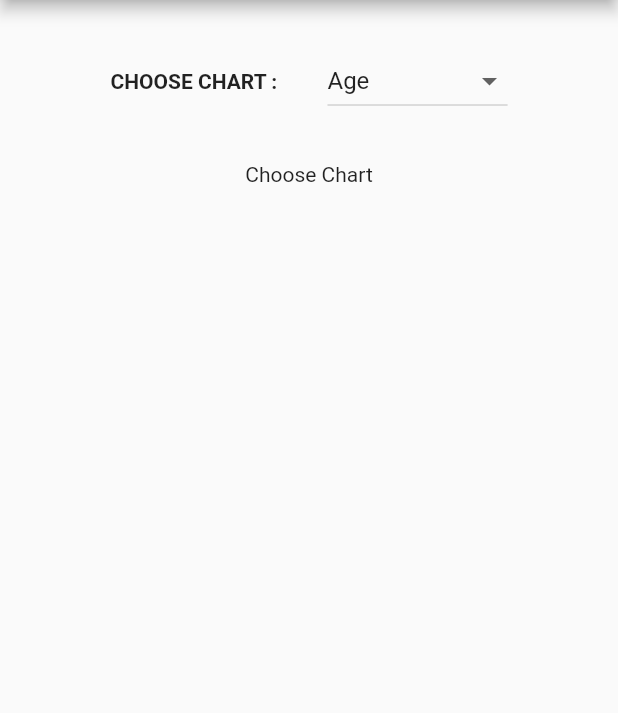
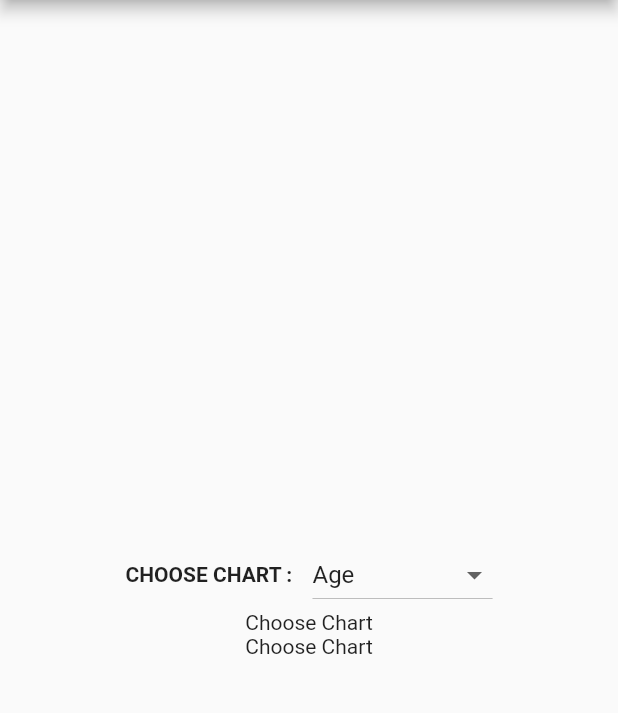
Before and after one commit to leesaereum/sell_car_app, a Flutter app: the Chart screen opened directly with empty values, on a phone screen of 412 x 824 dp, the part 84-797 px from its top. Run offline on Flutter 3.47's test engine with Material 2 defaults, Android fonts, the light colour scheme and no system bars; our stand-ins replace charts_flutter.

Commit message:
[22/06/17] commit

```diff
--- a/lib/pages/chart.dart
+++ b/lib/pages/chart.dart
@@ -8,9 +8,9 @@ import 'package:http/http.dart' as http;
 
 class Chart extends StatefulWidget {
   final int inputAge;
-  final dynamic inputMileage;
-  final dynamic inputMpg;
-  final dynamic inputEngineSize;
+  final int inputMileage;
+  final double inputMpg;
+  final double inputEngineSize;
   final String inputFueltype;
   final String inputTransmission;
 
@@ -55,6 +55,7 @@ class _ChartState extends State<Chart> {
             width: 180,
           )),
       body: Center(
+        child: SingleChildScrollView(
           child: Column(
             children: [
               const SizedBox(
@@ -70,7 +71,7 @@ class _ChartState extends State<Chart> {
                     style: TextStyle(fontWeight: FontWeight.bold),
                   ),
                   const SizedBox(
-                  width: 30,
+                    width: 10,
                   ),
                   DropdownButton(
                     value: _selectedValue,
@@ -93,14 +94,15 @@ class _ChartState extends State<Chart> {
                   ),
                 ],
               ),
-            const SizedBox(
-              height: 30,
-            ),
               // Chart
+              jsonData.isEmpty
+                  ? const Text("Choose Chart")
+                  : DeveloperChart(data: data, chartType: 'bar'),
               jsonData.isEmpty
                   ? const Text("Choose Chart")
                   : DeveloperChart(data: data, chartType: 'bar')
             ],
+          ),
         ),
       ),
     );
```
Lines whose indentation alone changed are shown as unchanged.
